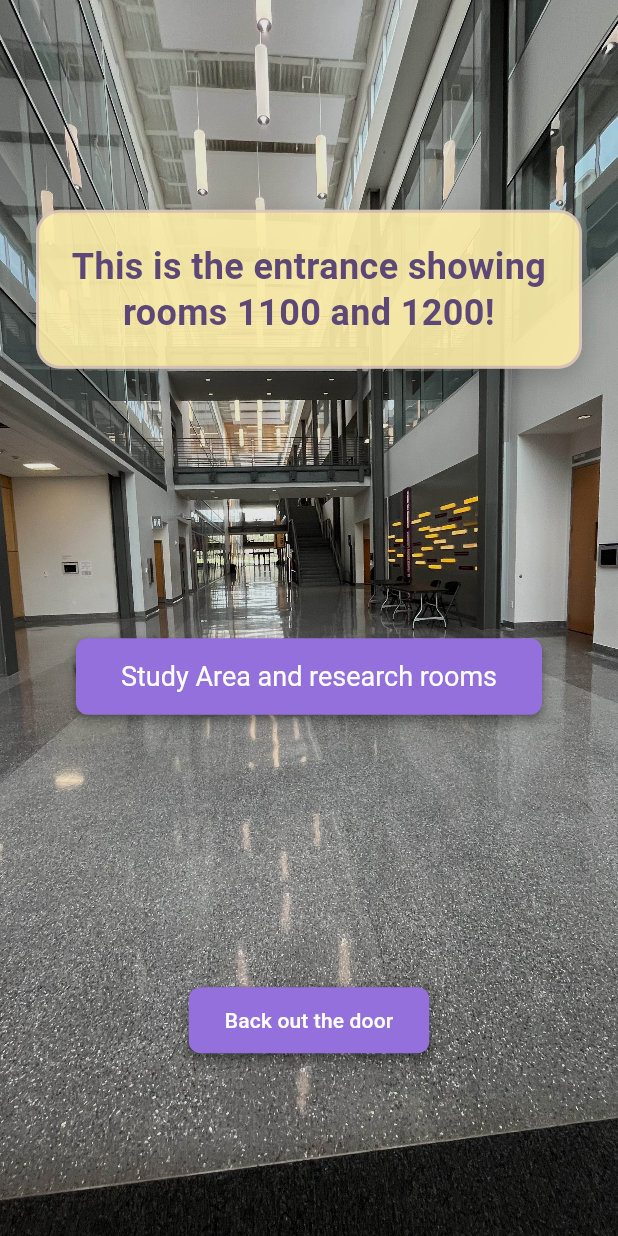
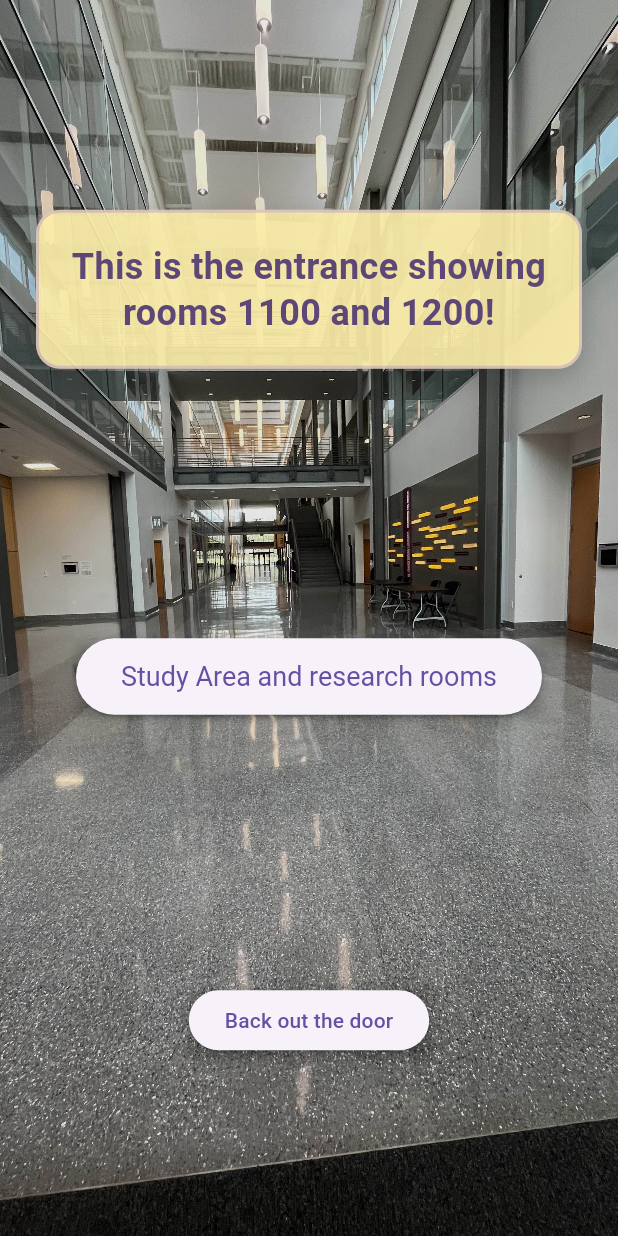
Before and after one commit to MaciMcCord/Scavengerhuntpft, a Flutter app: the screen it shows after launch, after a tap on "Take a look inside!", on a phone screen of 412 x 824 dp. Run offline on Flutter 3.47's test engine with Material 3 defaults, Android fonts, the phone set to English and light mode, and no system bars.

```diff
--- a/scavengerhuntpft/lib/main.dart
+++ b/scavengerhuntpft/lib/main.dart
@@ -33,11 +33,7 @@ final ThemeData appTheme = ThemeData(
 );
 
 void main() {
-  runApp(MaterialApp(
-    theme: appTheme,
-    debugShowCheckedModeBanner: false, // Remove debug banner
-    home: const FirstRoute(),
-  ));
+  runApp(const MaterialApp(home: FirstRoute()));
 }
 
 class FirstRoute extends StatelessWidget {
```
Also changed, not shown: scavengerhuntpft/assets/greatroomlsu.jpg, scavengerhuntpft/assets/pftlounge.jpg, scavengerhuntpft/pubspec.lock. Lines whose indentation alone changed are shown as unchanged.
